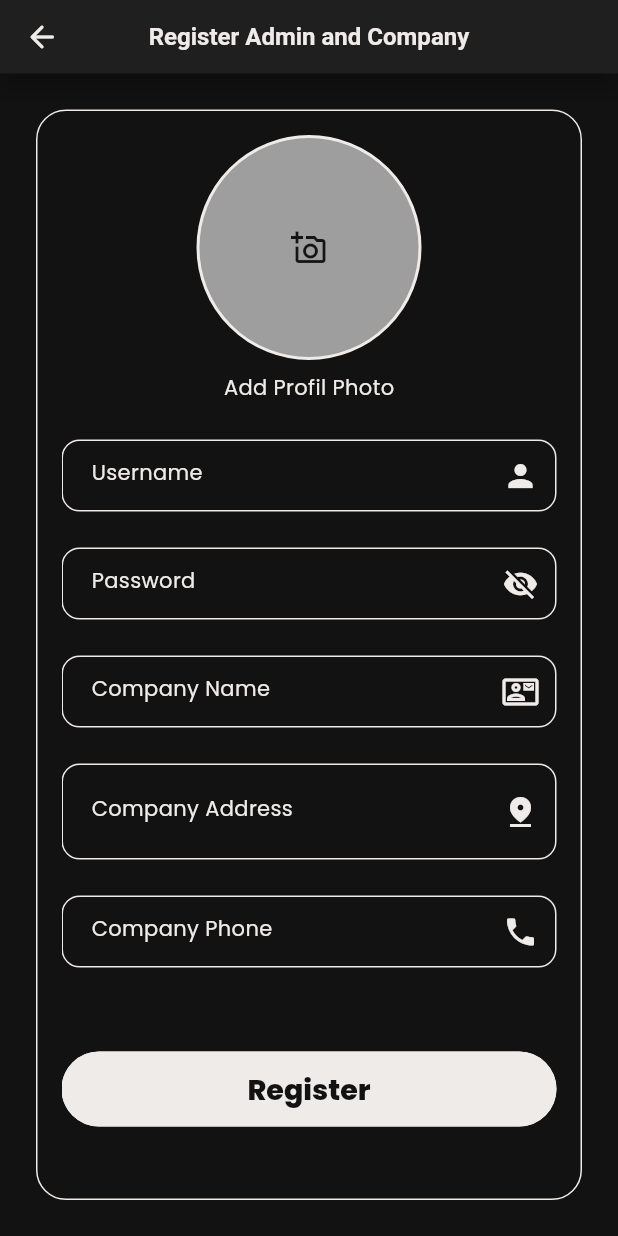
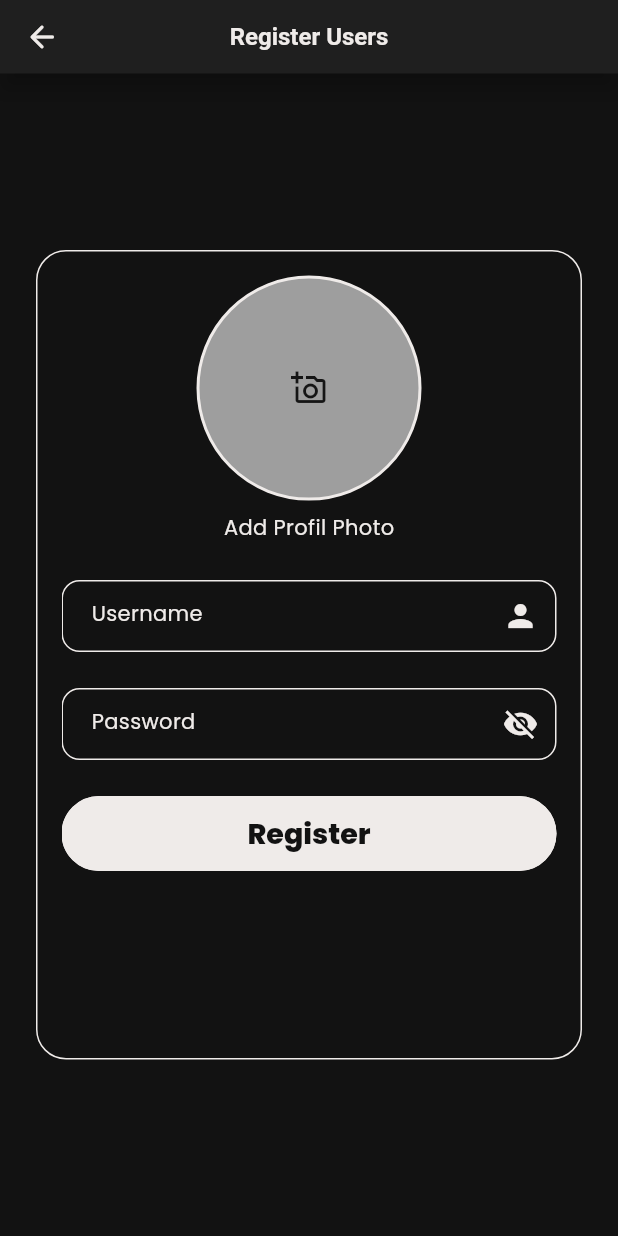
Before and after one commit to Achmad-irfanda/inventory_system, a Flutter app: the screen it shows after launch, after a tap on "Register User", on a phone screen of 412 x 824 dp. Run offline on Flutter 3.47's test engine with Material 2 defaults, Android fonts, the light colour scheme and no system bars; our stand-ins replace currency_text_input_formatter, easy_splash_screen, google_fonts, image_picker, mask_text_input_formatter, shared_preferences; missing offline and left inert: search_choices.

Commit message:
fixing register page

```diff
--- a/lib/apps_common_libs.dart
+++ b/lib/apps_common_libs.dart
@@ -28,6 +28,8 @@ export 'package:inventory_system/view/iteminside/apps_item_inside_page.dart';
 export 'package:inventory_system/view/itemoutside/apps_item_outside_page.dart';
 export 'package:inventory_system/view/profile/apps_profile_user_page.dart';
 export 'package:inventory_system/view/report/apps_report_page.dart';
+export 'package:inventory_system/view/term/apps_term_and_priv.dart';
+export 'package:inventory_system/view/term/apps_tail_term_and_policy_widget.dart';
 
 export 'package:inventory_system/widget/auth/apps_clip_shadow_path_widget.dart';
 export 'package:inventory_system/widget/auth/apps_curve_cliper_widget.dart';
--- a/lib/main.dart
+++ b/lib/main.dart
@@ -1,18 +1,8 @@
 import 'package:inventory_system/apps_common_libs.dart';
 
 void main() async {
-  // FIXME pada bgain device priview ini harus di hapus keitka mau release applikasinya
-
-  WidgetsFlutterBinding.ensureInitialized();
   runApp(const MyApp()
-
-      // DevicePreview(
-      // enabled: true,
-      // tools: const [
-      //   ...DevicePreview.defaultTools,
-      // ],
-      // builder: (context) => const MyApp())
-      );
+  );
 }
 
 class MyApp extends StatelessWidget {
--- a/lib/view/apps_splash_screen_page.dart
+++ b/lib/view/apps_splash_screen_page.dart
@@ -18,9 +18,9 @@ class AppsSplasscreen extends StatelessWidget {
       logoWidth: 80,
       backgroundColor: scaffoldBackgroundColor,
       showLoader: false,
-      loadingText: Text('SiePOS | Empowering Your Business Transactions',
+      loadingText: Text('RIS | Recharge Inventory System',
           style:
-              bodysmall!.copyWith(fontSize: 12, fontWeight: FontWeight.w700)),
+              bodysmall!.copyWith(fontSize: 12, fontWeight: FontWeight.w800)),
       futureNavigator: futureCall(),
     );
   }
--- a/lib/view/auth/apps_login_page.dart
+++ b/lib/view/auth/apps_login_page.dart
@@ -61,10 +61,12 @@ class _AppsLoginPageState extends State<AppsLoginPage> {
                                         horizontal: 16),
                                     child:
                                         appsFormLoginWidget(context, setState)),
-                                AppsPublicVariableResource.jarakheight32,
+                                AppsPublicVariableResource.jarakheight24,
+                                tailTermandPrivacyPolicies(context),
                               ],
                             ))
                         : Column(
+                          mainAxisAlignment: MainAxisAlignment.spaceBetween,
                             children: [
                               ClipShadowPathWidget(
                                   shadow: const Shadow(blurRadius: 16),
@@ -73,10 +75,12 @@ class _AppsLoginPageState extends State<AppsLoginPage> {
                                       AppsImageResource.login,
                                       fit: BoxFit.fitHeight,
                                       height: mediaQuerySize.height / 2.6)),
-                              Container(
+                              Flexible(
+                                flex: 1,
+                                child: Container(
                                     padding: const EdgeInsets.symmetric(
                                         horizontal: 16, vertical: 8),
-                                  height: mediaQuerySize.height / 1.8,
+                                    height: mediaQuerySize.height,
                                     margin: const EdgeInsets.only(
                                         left: 32, right: 32, top: 24),
                                     child: SingleChildScrollView(
@@ -87,9 +91,11 @@ class _AppsLoginPageState extends State<AppsLoginPage> {
                                             appsFormLoginWidget(
                                                 context, setState),
                                             AppsPublicVariableResource
-                                              .jarakheight32,
+                                                .jarakheight24,
+                                            tailTermandPrivacyPolicies(context),
                                           ],
                                         ))),
+                              ),
                             ],
                           ),
                   ),
@@ -137,6 +143,8 @@ class _AppsLoginPageState extends State<AppsLoginPage> {
                                         horizontal: 45),
                                     child:
                                         appsFormLoginWidget(context, setState)),
+                                AppsPublicVariableResource.jarakheight24,
+                                tailTermandPrivacyPolicies(context),
                               ],
                             ),
                           ),
--- a/lib/view/auth/apps_register_page.dart
+++ b/lib/view/auth/apps_register_page.dart
@@ -23,7 +23,7 @@ class _AppsRegisterPageState extends State<AppsRegisterPage> {
         withLeading: true,
         withAction: false,
         withappbar: true,
-        titleAppbar: "Register Admin and Company",
+        titleAppbar: "Register Users",
         mainChildWidget: Form(
           key: keyFormRegister,
           child: Stack(
@@ -32,8 +32,8 @@ class _AppsRegisterPageState extends State<AppsRegisterPage> {
                 Positioned(
                     left: isPotrait ? 24 : mediaQuerySize.width / 4.5,
                     right: isPotrait ? 24 : mediaQuerySize.width / 4.5,
-                    top: 24,
-                    bottom: 24,
+                    top:isPotrait? mediaQuerySize.height/7 :  24,
+                    bottom: isPotrait? mediaQuerySize.height/7  : 24,
                     child: Container(
                       height: mediaQuerySize.height,
                       padding: const EdgeInsets.symmetric(horizontal: 16),
--- /dev/null
+++ b/lib/view/term/apps_tail_term_and_policy_widget.dart
@@ -0,0 +1,35 @@
+// app stail term and policy widget
+
+import 'package:inventory_system/apps_common_libs.dart';
+
+
+Widget tailTermandPrivacyPolicies(context) {
+  final bodysmall = Theme.of(context).textTheme.bodySmall;
+  return Padding(
+    padding: const EdgeInsets.symmetric(vertical: 4),
+    child: Column(
+      crossAxisAlignment: CrossAxisAlignment.center,
+      children: <Widget>[
+        Text(
+          "By clicking button above, you agree to our",
+          style: bodysmall,
+          textAlign: TextAlign.center,
+        ),
+        SizedBox(
+          height: 20,
+          child: Center(
+            child: AppsTextButton(
+                titleText: "term of use and privacy policies",
+                onPressTextButton: () {
+                  Navigator.of(context).push(MaterialPageRoute(
+                      builder: (context) => const AppsTermandPrivPage()));
+                },
+                styleTextButton: bodysmall!.copyWith(
+                  color: Colors.lightBlue,
+                )),
+          ),
+        ),
+      ],
+    ),
+  );
+}
--- /dev/null
+++ b/lib/view/term/apps_term_and_priv.dart
@@ -0,0 +1,38 @@
+// apps term and priv
+
+import 'package:flutter/rendering.dart';
+import 'package:inventory_system/apps_common_libs.dart';
+
+class AppsTermandPrivPage extends StatefulWidget {
+  const AppsTermandPrivPage({super.key});
+
+  @override
+  State<AppsTermandPrivPage> createState() => _AppsTermandPrivPageState();
+}
+
+class _AppsTermandPrivPageState extends State<AppsTermandPrivPage> {
+  Widget customTitle(String value) {
+    return Text(value, style: Theme.of(context).textTheme.bodyLarge);
+  }
+
+  @override
+  Widget build(BuildContext context) {
+    return AppsScaffold(
+        titleAppbar: "Term and Privacy Policies",
+        withappbar: true,
+        withLeading: true,
+        withfloating: false,
+        withAction: false,
+        mainChildWidget: Container(
+          padding: const EdgeInsets.symmetric(horizontal: 16, vertical: 8),
+          child: Column(
+            crossAxisAlignment: CrossAxisAlignment.start,
+            children: [
+              customTitle('Term of Service'),
+
+              customTitle('Privacy Policies'),
+            ],
+          ),
+        ));
+  }
+}
--- a/lib/widget/apps_form_register_widget.dart
+++ b/lib/widget/apps_form_register_widget.dart
@@ -58,65 +58,6 @@ Widget appsFormRegisterWidget(
           AppsPublicVariableResource.password = value;
         }),
     AppsPublicVariableResource.jarakheight24,
-    AppsTextFieldWidget(
-        keyField: AppsPublicVariableResource.keyCompName,
-        controller: AppsPublicVariableResource.compNameController,
-        jenisField: JenisField.universal,
-        label: "Company Name",
-        hintText: "siepos company",
-        namaField: "Company Name",
-        maxLines: 1,
-        keyboardType: TextInputType.text,
-        suffixIcon: Icon(
-          Icons.contact_mail_outlined,
-          color: Theme.of(context).primaryColor,
-        ),
-        withValidaor: true,
-        onChanged: (value) {},
-        onsaved: (value) {
-          AppsPublicVariableResource.companyName = value;
-        }),
-    AppsPublicVariableResource.jarakheight24,
-    AppsTextFieldWidget(
-        keyField: AppsPublicVariableResource.keyCompAdd,
-        controller: AppsPublicVariableResource.compAddressController,
-        jenisField: JenisField.universal,
-        label: "Company Address",
-        hintText: "surabaya, indonesia",
-        namaField: "Company Address",
-        maxLines: 2,
-        keyboardType: TextInputType.text,
-        suffixIcon: Icon(
-          Icons.pin_drop_sharp,
-          color: Theme.of(context).primaryColor,
-        ),
-        withValidaor: true,
-        onChanged: (value) {},
-        onsaved: (value) {
-          AppsPublicVariableResource.companyAddress = value;
-        }),
-    AppsPublicVariableResource.jarakheight24,
-    AppsTextFieldWidget(
-        keyField: AppsPublicVariableResource.keyCompPhone,
-        controller: AppsPublicVariableResource.comPhoneController,
-        jenisField: JenisField.phone,
-        label: "Company Phone",
-        hintText: "8223-0988-9000",
-        namaField: "Company Phone",
-        maxLines: 1,
-        prefixText: "(+62) ",
-        keyboardType: TextInputType.number,
-        suffixIcon: Icon(
-          Icons.phone,
-          color: Theme.of(context).primaryColor,
-        ),
-        withValidaor: true,
-        onChanged: (value) {},
-        onsaved: (value) {
-          AppsPublicVariableResource.companyAddress = value;
-        }),
-    AppsPublicVariableResource.jarakheight24,
-    AppsPublicVariableResource.jarakheight32,
     AppsElevatedButton(
         title: "Register",
         navigator: () {
```
Also changed, not shown: lib/assets/icon/apps_icon.png. Lines whose indentation alone changed are shown as unchanged.
